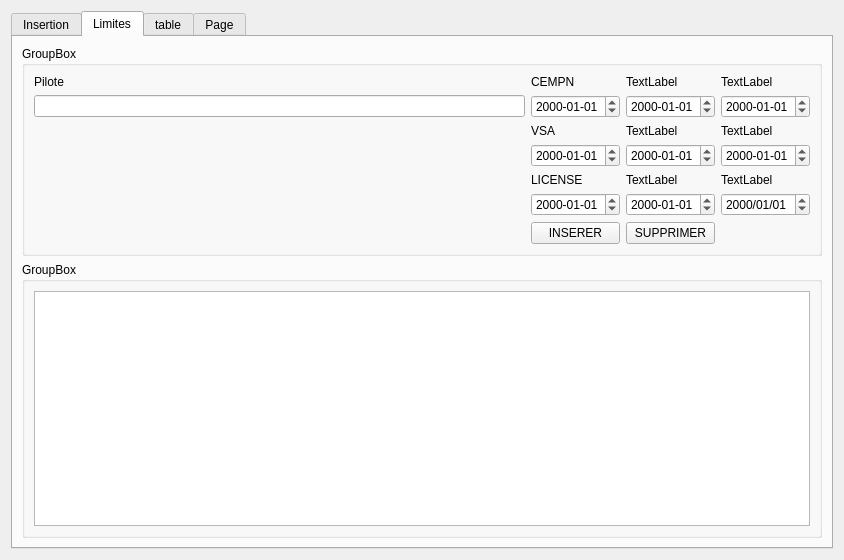
Old version of the form TabView.ui in the repository heliomaster/SaraaProject.
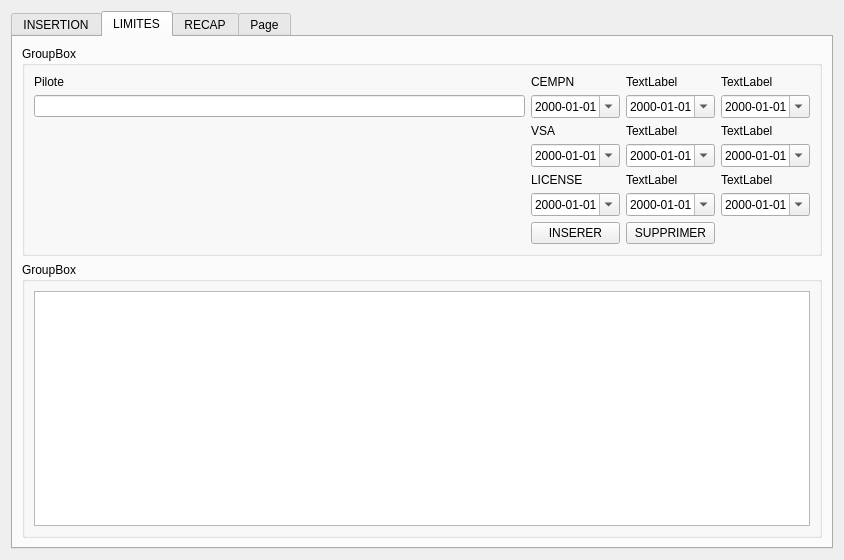
New version of the form.

Commit message: Table Limites Couleurs en fonction de ITEM OK, reste à implanter date

The edit to the form file:
```diff
--- a/TabView.ui
+++ b/TabView.ui
@@ -30,7 +30,7 @@
      </property>
      <widget class="QWidget" name="Insertion">
       <attribute name="title">
-       <string>Insertion</string>
+       <string>INSERTION</string>
       </attribute>
       <layout class="QGridLayout" name="gridLayout_3">
        <item row="3" column="0">
@@ -292,7 +292,7 @@
      </widget>
      <widget class="QWidget" name="Limites">
       <attribute name="title">
-       <string>Limites</string>
+       <string>LIMITES</string>
       </attribute>
       <layout class="QGridLayout" name="gridLayout_7">
        <item row="1" column="0">
@@ -318,6 +318,9 @@
             <property name="displayFormat">
              <string>yyyy-MM-dd</string>
             </property>
+            <property name="calendarPopup">
+             <bool>true</bool>
+            </property>
             <property name="timeSpec">
              <enum>Qt::UTC</enum>
             </property>
@@ -328,6 +331,9 @@
             <property name="displayFormat">
              <string>yyyy-MM-dd</string>
             </property>
+            <property name="calendarPopup">
+             <bool>true</bool>
+            </property>
             <property name="timeSpec">
              <enum>Qt::UTC</enum>
             </property>
@@ -352,6 +358,9 @@
             <property name="displayFormat">
              <string>yyyy-MM-dd</string>
             </property>
+            <property name="calendarPopup">
+             <bool>true</bool>
+            </property>
             <property name="timeSpec">
              <enum>Qt::UTC</enum>
             </property>
@@ -362,6 +371,9 @@
             <property name="displayFormat">
              <string>yyyy-MM-dd</string>
             </property>
+            <property name="calendarPopup">
+             <bool>true</bool>
+            </property>
             <property name="timeSpec">
              <enum>Qt::UTC</enum>
             </property>
@@ -383,7 +395,10 @@
           <item row="7" column="3">
            <widget class="QDateEdit" name="dateEdit_3">
             <property name="displayFormat">
-             <string notr="true">yyyy/MM/dd</string>
+             <string notr="true">yyyy-MM-dd</string>
+            </property>
+            <property name="calendarPopup">
+             <bool>true</bool>
             </property>
            </widget>
           </item>
@@ -416,6 +431,9 @@
             <property name="displayFormat">
              <string>yyyy-MM-dd</string>
             </property>
+            <property name="calendarPopup">
+             <bool>true</bool>
+            </property>
             <property name="timeSpec">
              <enum>Qt::UTC</enum>
             </property>
@@ -469,6 +487,9 @@
             <property name="displayFormat">
              <string>yyyy-MM-dd</string>
             </property>
+            <property name="calendarPopup">
+             <bool>true</bool>
+            </property>
             <property name="timeSpec">
              <enum>Qt::UTC</enum>
             </property>
@@ -479,6 +500,9 @@
             <property name="displayFormat">
              <string>yyyy-MM-dd</string>
             </property>
+            <property name="calendarPopup">
+             <bool>true</bool>
+            </property>
             <property name="timeSpec">
              <enum>Qt::UTC</enum>
             </property>
@@ -496,6 +520,9 @@
             <property name="displayFormat">
              <string>yyyy-MM-dd</string>
             </property>
+            <property name="calendarPopup">
+             <bool>true</bool>
+            </property>
             <property name="timeSpec">
              <enum>Qt::UTC</enum>
             </property>
@@ -522,7 +549,7 @@
      </widget>
      <widget class="QWidget" name="table">
       <attribute name="title">
-       <string>table</string>
+       <string>RECAP</string>
       </attribute>
       <layout class="QGridLayout" name="gridLayout_4">
        <item row="1" column="0">
```
Left out of the diff: 2 changed lines with no effect on the pictures. The commit also changes 4 other files.
